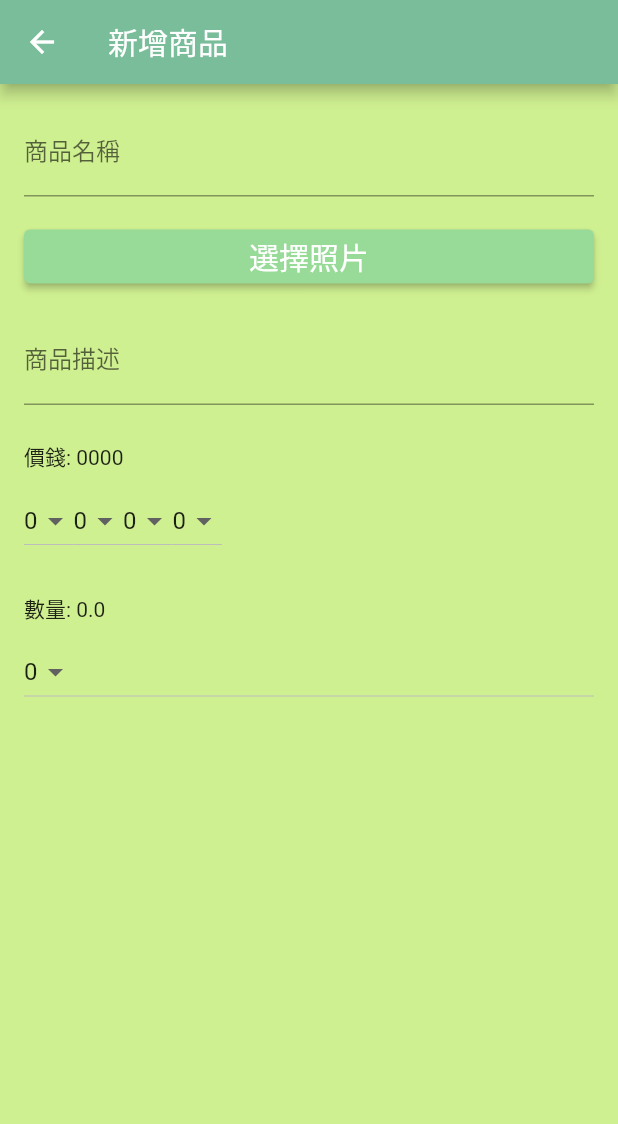
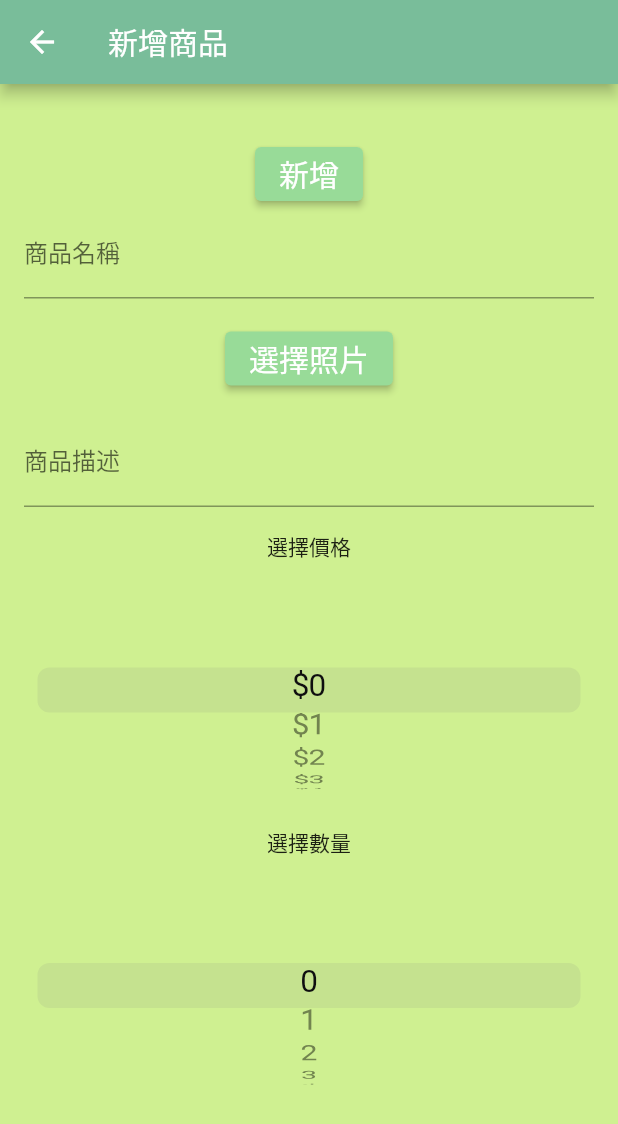
Before and after one commit to nelsonchung/nelson_groupbuying, a Flutter app: the AddProductScreen screen opened directly, on a phone screen of 412 x 824 dp. Shown: the top 1124 px of the screen. Run offline on Flutter 3.47's test engine with Material 2 defaults, Android fonts, the phone set to English and light mode, and no system bars; our stand-ins replace image_picker, sqflite; accounts and stored records are empty.

Commit message:
完成以下功能
1. 完成add_product.dart
2. 可以新增商品
3. 可以拍照或是選照片
4. 會顯示照片到頁面上

```diff
--- a/lib/add_product.dart
+++ b/lib/add_product.dart
@@ -1,12 +1,32 @@
+/*
+ * This program is free software: you can redistribute it and/or modify
+ * it under the terms of the GNU General Public License as published by
+ * the Free Software Foundation, either version 3 of the License, or
+ * (at your option) any later version.
+ *
+ * This program is distributed in the hope that it will be useful,
+ * but WITHOUT ANY WARRANTY; without even the implied warranty of
+ * MERCHANTABILITY or FITNESS FOR A PARTICULAR PURPOSE. See the
+ * GNU General Public License for more details.
+ *
+ * You should have received a copy of the GNU General Public License
+ * along with this program. If not, see <http://www.gnu.org/licenses/>.
+ *
+ * Author: Nelson Chung
+ * Creation Date: August 28, 2023
+ */
+
 import 'package:flutter/material.dart';
 import 'package:image_picker/image_picker.dart';
 import 'database_helper.dart';
+import 'package:flutter/cupertino.dart';
+import 'dart:io';
 
 class Product {
   final String? name;
   final String? description;
-  final double price;
-  final double quantity;
+  final int price;
+  final int quantity;
   final String? photo;
   final String? shop;
 
@@ -40,18 +60,23 @@ class _AddProductScreenState extends State<AddProductScreen> {
   String? productName;
   String? productDescription;
   String? selectedPhoto;
-  List<String> priceDigits = ['0', '0', '0', '0']; // 千, 百, 十, 個
+  //List<String> priceDigits = ['0', '0', '0', '0']; // 千, 百, 十, 個
   String? quantityDigit = '0';
-  String? selectedShop;
+  String? selectedShop = "KingsChun";
+  int selectedPrice = 0;
+  int selectedQuantity = 0;
 
+/*
   double get price {
     int priceValue = int.parse(priceDigits.join());
     return priceValue.toDouble();
   }
-
+*/
+/*
   double get quantity {
     return double.parse(quantityDigit ?? '0');
   }
+*/
 
   final picker = ImagePicker();
 
@@ -59,8 +84,8 @@ class _AddProductScreenState extends State<AddProductScreen> {
     final product = Product(
       name: productName,
       description: productDescription,
-      price: price,
-      quantity: quantity,
+      price: selectedPrice,
+      quantity: selectedQuantity,
       photo: selectedPhoto,
       shop: selectedShop,
     );
@@ -124,10 +149,24 @@ class _AddProductScreenState extends State<AddProductScreen> {
         title: Text('新增商品'),
         backgroundColor: Color.fromRGBO(0x79, 0xbd, 0x9a, 1.0),
       ),
+
       body: Padding(
         padding: const EdgeInsets.all(16.0),
-        child: ListView(
+        child: SingleChildScrollView(
+            child: Column(
             children: [
+                //
+                SizedBox(height: 20),
+                ElevatedButton(
+                    onPressed: () {
+                        _addProductToDb();
+                    },
+                    child: Text('新增', style: TextStyle(fontSize: 20.0)),
+                    style: ElevatedButton.styleFrom(
+                        backgroundColor: Color.fromRGBO(0x98, 0xdb, 0x98, 1.0),
+                    ),
+                ),
+                //
                 TextFormField(
                 onChanged: (value) => productName = value,
                 decoration: InputDecoration(
@@ -142,57 +181,60 @@ class _AddProductScreenState extends State<AddProductScreen> {
                         backgroundColor: Color.fromRGBO(0x98, 0xdb, 0x98, 1.0),
                     ),
                 ),
+                if (selectedPhoto != null) ...[
+                    const SizedBox(height: 16),
+                    Image.file(
+                        File(selectedPhoto!),
+                        width: 150,  // 您可以根據需要調整這些值
+                        height: 150,
+                    ),
+                ],
                 const SizedBox(height: 16),
                 TextFormField(
                 onChanged: (value) => productDescription = value,
                 decoration: InputDecoration(
                     labelText: '商品描述',
+                    //contentPadding: EdgeInsets.symmetric(horizontal: 20.0, vertical: 20.0),
                 ),
                 ),
                 const SizedBox(height: 16),
-            Padding(
-              padding: const EdgeInsets.symmetric(vertical: 8.0),
-              child: Text('價錢: ${priceDigits.join()}'),  // 顯示價錢
-
-            ),
-            Row(
-              children: List.generate(4, (index) {
-                return DropdownButton<String>(
-                  value: priceDigits[index],
-                  items: List.generate(10, (number) {
-                    return DropdownMenuItem(
-                      value: number.toString(),
-                      child: Text(number.toString()),
-                    );
-                  }),
-                  onChanged: (newValue) {
+                Text('選擇價格'),
+                SizedBox(height: 10.0),
+                Container(
+                height: 150.0,
+                child: CupertinoPicker(
+                    itemExtent: 30.0,
+                    onSelectedItemChanged: (index) {
                     setState(() {
-                      priceDigits[index] = newValue!;
+                        selectedPrice = index;
                     });
                     },
-                );
-              }),
+                    children: List<Widget>.generate(
+                    1001,
+                    (index) => Text('\$${index.toString()}'),
+                    ),
+                ),
                 ),
                 const SizedBox(height: 16),
-            Padding(
-              padding: const EdgeInsets.symmetric(vertical: 8.0),
-              child: Text('數量: $quantity'),  // 顯示數量
-            ),
-            DropdownButton<String>(
-              value: quantityDigit,
-              items: List.generate(10, (number) {
-                return DropdownMenuItem(
-                  value: number.toString(),
-                  child: Text(number.toString()),
-                );
-              }),
-              onChanged: (newValue) {
+                    Text('選擇數量'),
+                    SizedBox(height: 10.0),
+                    Container(
+                        height: 150.0,
+                        child: CupertinoPicker(
+                            itemExtent: 30.0,
+                            onSelectedItemChanged: (index) {
                                 setState(() {
-                  quantityDigit = newValue!;
+                                    selectedQuantity = index;
                                 });
                             },
+                            children: List<Widget>.generate(
+                                101,
+                                (index) => Text('${index.toString()}'),
+                            ),
+                        ),
                     ),
                 ],
+            ),
         ),
       ),
     );
```
Lines whose indentation alone changed are shown as unchanged.
